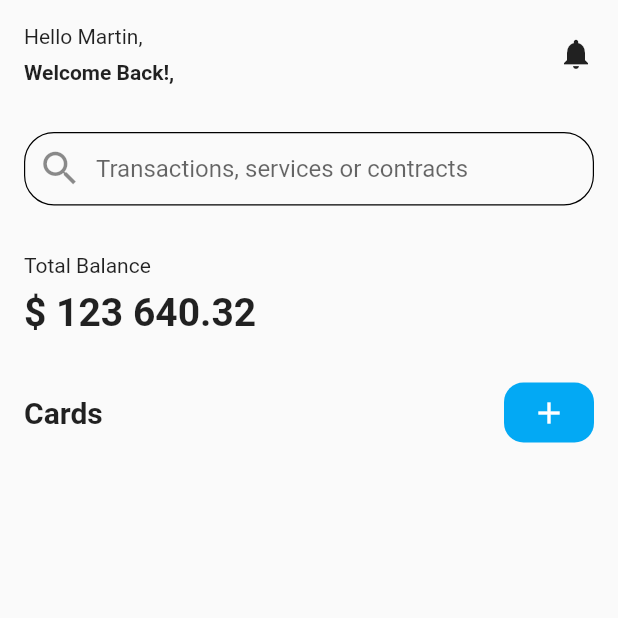
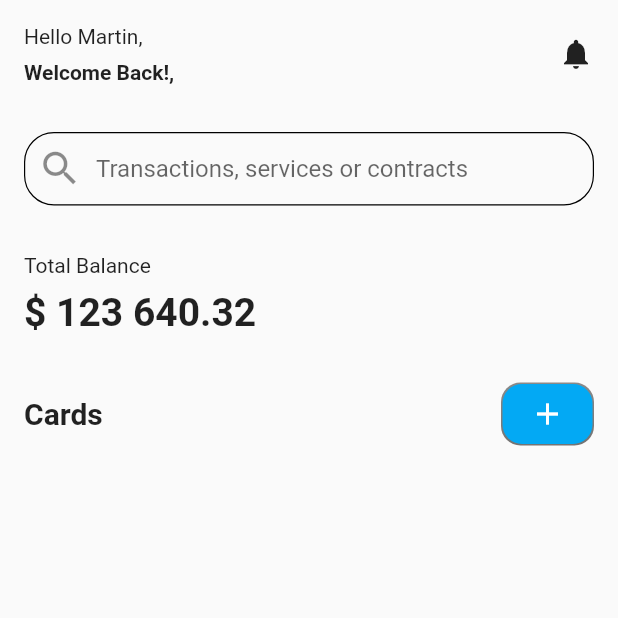
Before and after one commit to c0ff33-b34n/personal_finance_ui_flutter, a Flutter app: the screen it shows after launch, on a phone screen of 412 x 824 dp, the top half of it. Run offline on Flutter 3.47's test engine with Material 2 defaults, Android fonts, the phone set to English and light mode, and no system bars.

Commit message:
Update cardHeader button to have an outline border with gradient

```diff
--- a/lib/main.dart
+++ b/lib/main.dart
@@ -132,8 +132,27 @@ Widget cardsHeader = Container(
           ],
         ),
       ),
-      Center(
-        child: Ink(
+      Stack(
+        alignment: AlignmentDirectional.center,
+        children: [
+          Container(
+            height: 42.0,
+            width: 62.0,
+            padding: const EdgeInsets.all(0.0),
+            alignment: Alignment.bottomCenter,
+            decoration: BoxDecoration(
+              borderRadius: BorderRadius.circular(13.0),
+              gradient: LinearGradient(
+                begin: Alignment.topCenter,
+                end: Alignment.bottomCenter,
+                colors: <Color>[
+                  Colors.black45,
+                  Colors.black54,
+                ],
+              ),
+            ),
+          ),
+          Container(
             height: 40.0,
             width: 60.0,
             padding: EdgeInsets.zero,
@@ -147,6 +166,7 @@ Widget cardsHeader = Container(
               onPressed: () {},
             ),
           ),
+        ],
       ),
     ],
   ),
```
Lines whose indentation alone changed are shown as unchanged.
